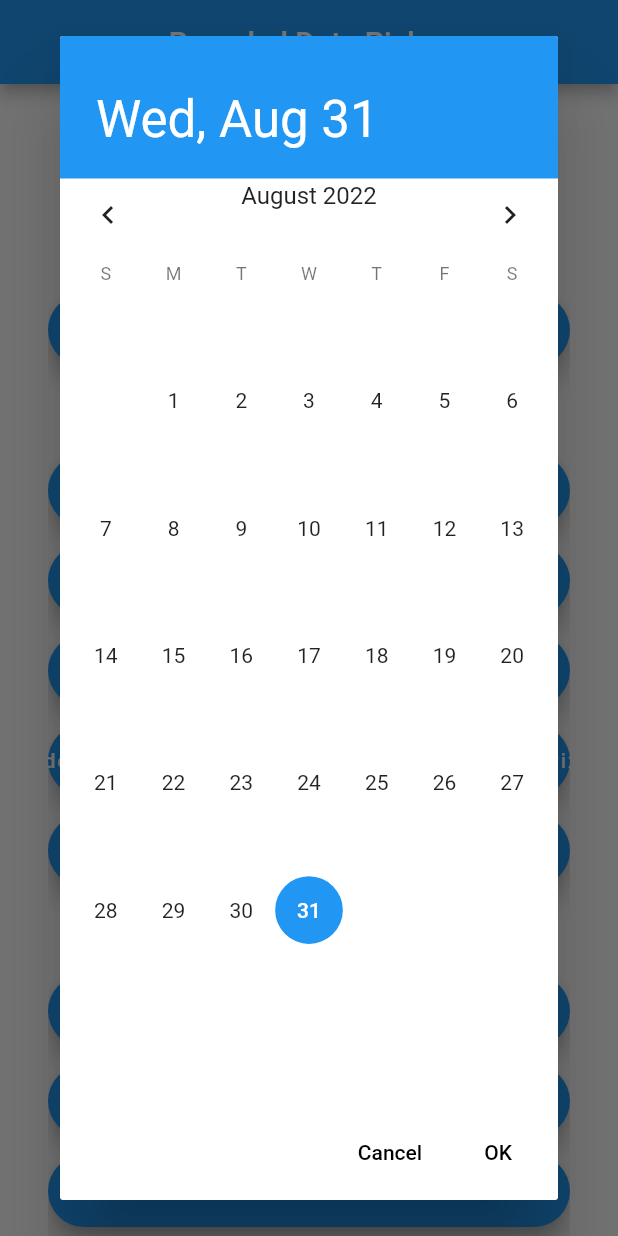
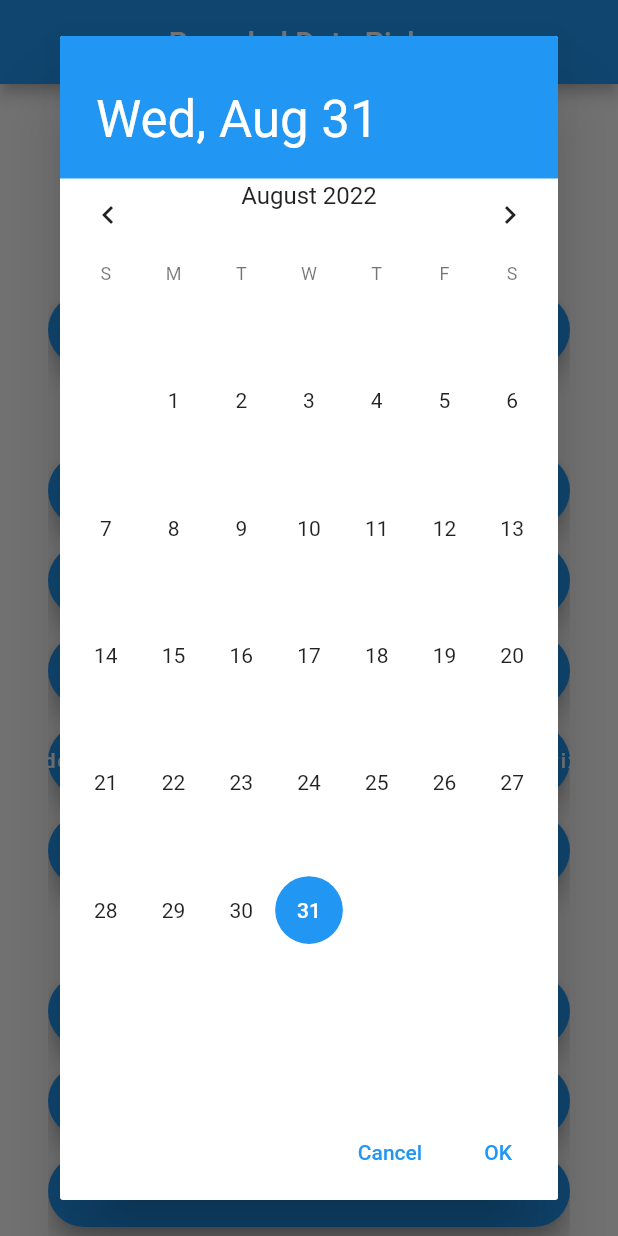
Before and after one commit to benznest/flutter_rounded_date_picker, a Flutter app: the screen it shows after launch, after a tap on "Material Calendar (Original)", on a phone screen of 412 x 824 dp. Run offline on Flutter 3.47's test engine with Material 2 defaults, Android fonts, the phone set to English and light mode, and no system bars.

Commit message:
Replace FlatButton with TextButton
FaltButton was deprecated before, and removed in flutter 3.3.0.

```diff
--- a/lib/src/flutter_rounded_button_action.dart
+++ b/lib/src/flutter_rounded_button_action.dart
@@ -33,7 +33,7 @@ class FlutterRoundedButtonAction extends StatelessWidget {
       : super(key: key);
 
   List<Widget> _buildActionsButton() {
-    final Widget negativeButton = FlatButton(
+    final Widget negativeButton = TextButton(
       child: Text(
         textButtonNegative ?? localizations.cancelButtonLabel,
         style: textStyleButtonNegative,
@@ -41,7 +41,7 @@ class FlutterRoundedButtonAction extends StatelessWidget {
       onPressed: onTapButtonNegative,
     );
 
-    final Widget positiveButton = FlatButton(
+    final Widget positiveButton = TextButton(
       child: Text(
         textButtonPositive ?? localizations.okButtonLabel,
         style: textStyleButtonPositive,
@@ -50,7 +50,7 @@ class FlutterRoundedButtonAction extends StatelessWidget {
     );
 
     if (textActionButton != null) {
-      final Widget leftButton = FlatButton(
+      final Widget leftButton = TextButton(
         child: Text(textActionButton!, style: textStyleButtonAction),
         onPressed: onTapButtonAction,
       );
```
